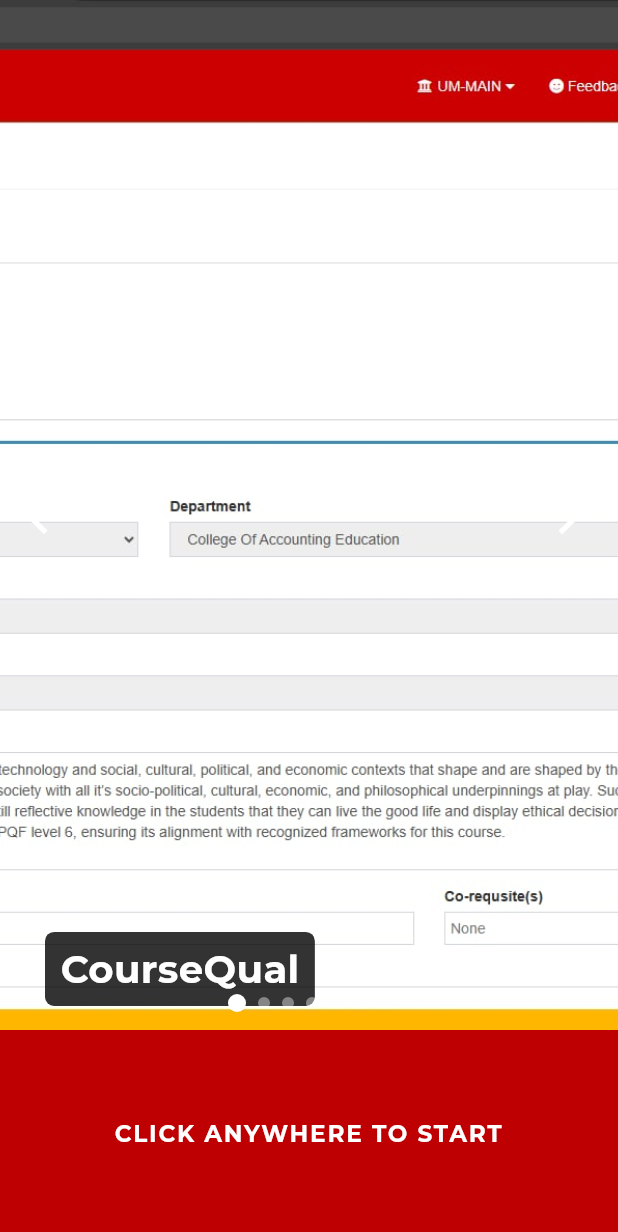
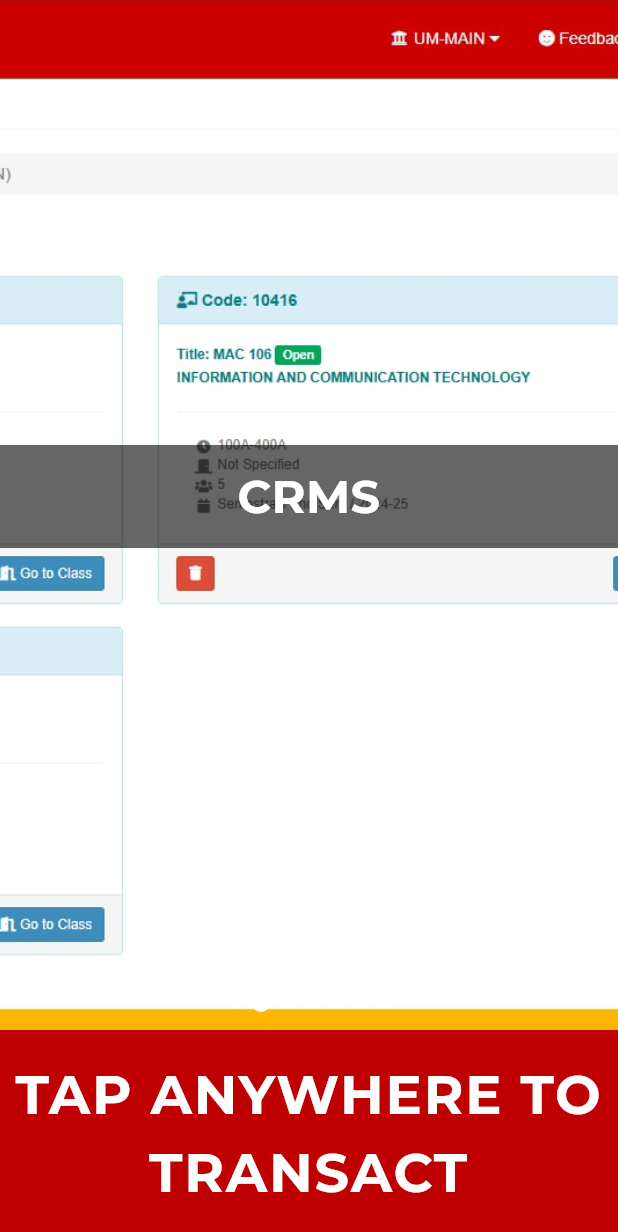
Before and after one commit to JlnnTrrs/Appointment-InquirySystem, a Flutter app: the screen it shows after launch, on a phone screen of 412 x 824 dp. Shown: the top 1232 px of the screen. Run offline on Flutter 3.47's test engine with Material 3 defaults, Android fonts, the phone set to English and light mode, and no system bars; our stand-ins replace flutter_tts; project files that could hold a hidden picture were left out.

Commit message:
Update idle_screen_page.dart

```diff
--- a/lib/idle_screen_page.dart
+++ b/lib/idle_screen_page.dart
@@ -1,3 +1,4 @@
+import 'dart:async';
 import 'package:flutter/material.dart';
 import 'transaction_type_page.dart';
 
@@ -21,17 +22,33 @@ class _IdleScreenPageState extends State<IdleScreenPage> {
 
   late PageController _pageController;
   int _currentIndex = 0;
+  Timer? _autoSwipeTimer;
 
   @override
   void initState() {
     super.initState();
     _pageController = PageController(initialPage: 0);
+    _startAutoSwipe();
   }
 
   @override
   void dispose() {
+    _autoSwipeTimer?.cancel();
     _pageController.dispose();
     super.dispose();
+  }
+
+  void _startAutoSwipe() {
+    _autoSwipeTimer = Timer.periodic(const Duration(seconds: 5), (timer) {
+      if (_pageController.hasClients) {
+        final nextIndex = (_currentIndex + 1) % _ads.length;
+        _pageController.animateToPage(
+          nextIndex,
+          duration: const Duration(milliseconds: 500),
+          curve: Curves.easeInOut,
+        );
+      }
+    });
   }
 
   void _goToTransactionTypePage() {
@@ -55,7 +72,7 @@ class _IdleScreenPageState extends State<IdleScreenPage> {
   }
 
   String _getAdLabel(String adPath) {
-    String fileName = adPath.split('/').last;
+    final fileName = adPath.split('/').last;
     return fileName.replaceAll(RegExp(r'\.(jpg|png)$'), '');
   }
 
@@ -68,7 +85,7 @@ class _IdleScreenPageState extends State<IdleScreenPage> {
       behavior: HitTestBehavior.opaque,
       onTap: _goToTransactionTypePage,
       onPanUpdate: (details) {
-        if (details.localPosition.dx > 0) {
+        if (details.delta.dx > 0) {
           _goToPage(_currentIndex - 1);
         } else {
           _goToPage(_currentIndex + 1);
@@ -90,38 +107,11 @@ class _IdleScreenPageState extends State<IdleScreenPage> {
                       setState(() => _currentIndex = index);
                     },
                     itemBuilder: (context, index) {
-                      return Stack(
-                        fit: StackFit.expand,
-                        children: [
-                          Image.asset(
-                            _ads[index],
-                            fit: BoxFit.cover,
-                            width: double.infinity,
-                            height: double.infinity,
-                          ),
-                          Positioned(
-                            bottom: 16,
-                            left: 30,
-                            child: Container(
-                              padding: EdgeInsets.symmetric(
-                                horizontal: 10 * scale,
-                                vertical: 6 * scale,
-                              ),
-                              decoration: BoxDecoration(
-                                color: Colors.black.withOpacity(0.8),
-                                borderRadius: BorderRadius.circular(6),
-                              ),
-                              child: Text(
-                                _getAdLabel(_ads[index]),
-                                style: TextStyle(
-                                  color: Colors.white,
-                                  fontSize: 25 * scale,
-                                  fontWeight: FontWeight.bold,
-                                ),
-                              ),
-                            ),
-                          ),
-                        ],
+                      return Image.asset(
+                        _ads[index],
+                        fit: BoxFit.cover,
+                        width: double.infinity,
+                        height: double.infinity,
                       );
                     },
                   ),
@@ -132,7 +122,9 @@ class _IdleScreenPageState extends State<IdleScreenPage> {
                     child: IconButton(
                       icon: Icon(Icons.arrow_back_ios,
                           color: Colors.white, size: 30 * scale),
-                      onPressed: () => _goToPage(_currentIndex - 1),
+                      onPressed: () {
+                        _goToPage(_currentIndex - 1);
+                      },
                     ),
                   ),
                   Positioned(
@@ -142,7 +134,30 @@ class _IdleScreenPageState extends State<IdleScreenPage> {
                     child: IconButton(
                       icon: Icon(Icons.arrow_forward_ios,
                           color: Colors.white, size: 30 * scale),
-                      onPressed: () => _goToPage(_currentIndex + 1),
+                      onPressed: () {
+                        _goToPage(_currentIndex + 1);
+                      },
+                    ),
+                  ),
+                  // Label banner aligned with arrows
+                  Positioned(
+                    top: MediaQuery.of(context).size.height * 0.36, // Around vertical center of the ad
+                    left: 0,
+                    right: 0,
+                    child: Container(
+                      color: Colors.black.withOpacity(0.6),
+                      padding: EdgeInsets.symmetric(vertical: 12 * scale),
+                      child: Center(
+                        child: Text(
+                          _getAdLabel(_ads[_currentIndex]),
+                          style: TextStyle(
+                            color: Colors.white,
+                            fontSize: 30 * scale,
+                            fontWeight: FontWeight.bold,
+                          ),
+                          textAlign: TextAlign.center,
+                        ),
+                      ),
                     ),
                   ),
                   Positioned(
@@ -176,10 +191,10 @@ class _IdleScreenPageState extends State<IdleScreenPage> {
                 padding: EdgeInsets.symmetric(vertical: 16 * scale),
                 color: const Color(0xFFBE0002),
                 child: Text(
-                  'CLICK ANYWHERE TO START',
+                  'TAP ANYWHERE TO TRANSACT',
                   style: TextStyle(
                     color: Colors.white,
-                    fontSize: 15 * scale,
+                    fontSize: 35 * scale,
                     fontWeight: FontWeight.bold,
                     letterSpacing: 1.2,
                   ),
```
